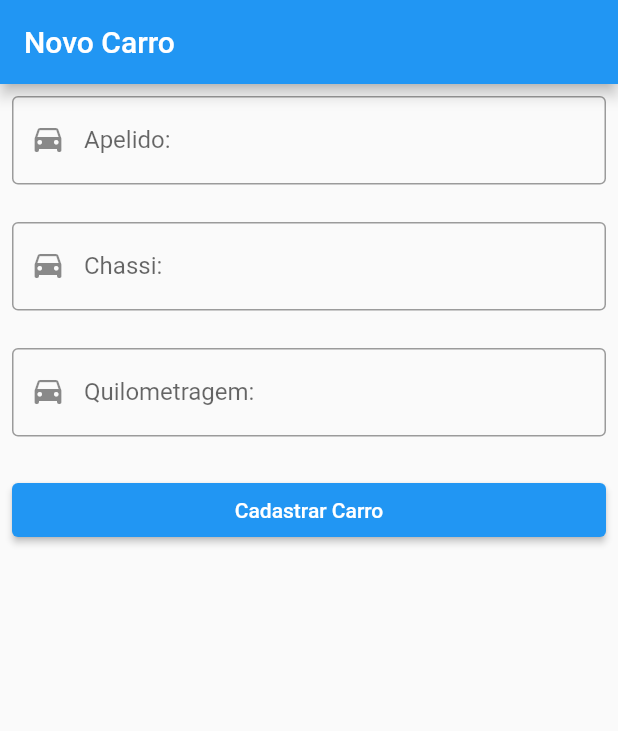
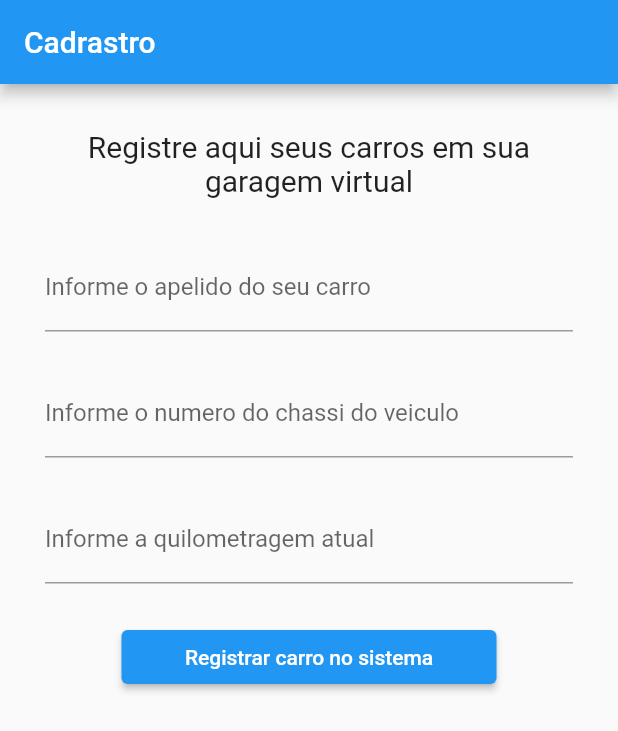
Before and after one commit to CaarlosAndrade/carroeletrico, a Flutter app: the CadastroCarroPage screen opened directly, on a phone screen of 412 x 824 dp. Shown: the top 731 px of the screen. Run offline on Flutter 3.47's test engine with Material 2 defaults, Android fonts, the phone set to English and light mode, and no system bars; our stand-ins replace google_maps_flutter, sqflite; accounts and stored records are empty; network calls fail.

Commit message:
feat: atualizado tela de cadastro

```diff
--- a/lib/components/cadastro_carro_page.dart
+++ b/lib/components/cadastro_carro_page.dart
@@ -37,15 +37,23 @@ class _CadastroCarroPageState extends State<CadastroCarroPage> {
   Widget build(BuildContext context) {
     return Scaffold(
       appBar: AppBar(
-        title: const Text('Novo Carro'),
+        title: const Text('Cadrastro'),
       ),
       body: SingleChildScrollView(
         child: Form(
           key: _formKey,
           child: Padding(
-            padding: const EdgeInsets.all(8.0),
+            padding: const EdgeInsets.all(30),
             child: Column(
               children: [
+                const Text(
+                  'Registre aqui seus carros em sua garagem virtual',
+                  style: TextStyle(fontSize: 20),
+                  textAlign: TextAlign.center,
+                ),
+                SizedBox(
+                  height: 30,
+                ),
                 _buildApelido(),
                 const SizedBox(height: 25),
                 _buildChassi(),
@@ -65,16 +73,15 @@ class _CadastroCarroPageState extends State<CadastroCarroPage> {
     return TextFormField(
       controller: _nomeController,
       decoration: const InputDecoration(
-          hintText: 'Informe um apelido',
-          labelText: 'Apelido:',
-          prefixIcon: Icon(Icons.time_to_leave),
-          border: OutlineInputBorder()),
+        border: UnderlineInputBorder(),
+        labelText: 'Informe o apelido do seu carro',
+      ),
       validator: (value) {
         if (value == null || value.isEmpty) {
-          return 'Informe um apelido para o carro';
+          return 'Informe o apelido para identificar o veiculo na garagem';
         }
-        if (value.length < 5 || value.length > 30) {
-          return 'O apelido deve ter entre 5 e 30 caracteres';
+        if (value.length < 2 || value.length > 30) {
+          return 'O apelido deve ter entre 2 e 30 caracteres';
         }
         return null;
       },
@@ -85,16 +92,18 @@ class _CadastroCarroPageState extends State<CadastroCarroPage> {
     return TextFormField(
       controller: _chassiController,
       decoration: const InputDecoration(
-          hintText: 'Informe o número do chassi',
-          labelText: 'Chassi:',
-          prefixIcon: Icon(Icons.time_to_leave),
-          border: OutlineInputBorder()),
+        border: UnderlineInputBorder(),
+        labelText: 'Informe o numero do chassi do veiculo',
+      ),
       validator: (value) {
-        if (value == null || value.length != 1) {
+        if (value == null || value.length != 17) {
           return 'O chassi deve conter 17 caracteres';
         }
         return null;
       },
+      inputFormatters: [
+        new LengthLimitingTextInputFormatter(17),
+      ],
     );
   }
 
@@ -103,20 +112,19 @@ class _CadastroCarroPageState extends State<CadastroCarroPage> {
       controller: _quilometragemController,
       inputFormatters: [FilteringTextInputFormatter.digitsOnly],
       decoration: const InputDecoration(
-          hintText: 'Informe a quilometragem',
-          labelText: 'Quilometragem:',
-          prefixIcon: Icon(Icons.time_to_leave),
-          border: OutlineInputBorder()),
+        border: UnderlineInputBorder(),
+        labelText: 'Informe a quilometragem atual',
+      ),
     );
   }
 
   SizedBox _buildBotao() {
     return SizedBox(
-      width: double.infinity,
+      width: 250,
       child: ElevatedButton(
         child: const Padding(
           padding: EdgeInsets.all(10.0),
-          child: Text('Cadastrar Carro'),
+          child: Text('Registrar carro no sistema'),
         ),
         onPressed: () async {
           final isValid = _formKey.currentState!.validate();
@@ -125,6 +133,9 @@ class _CadastroCarroPageState extends State<CadastroCarroPage> {
             final quilometragem = _quilometragemController.text;
             final chassi = int.parse(_chassiController.text);
 
+            _nomeController.clear();
+            _quilometragemController.clear();
+            _chassiController.clear();
             final carro = Carro(
                 apelido: apelido,
                 chassi: chassi,
```
